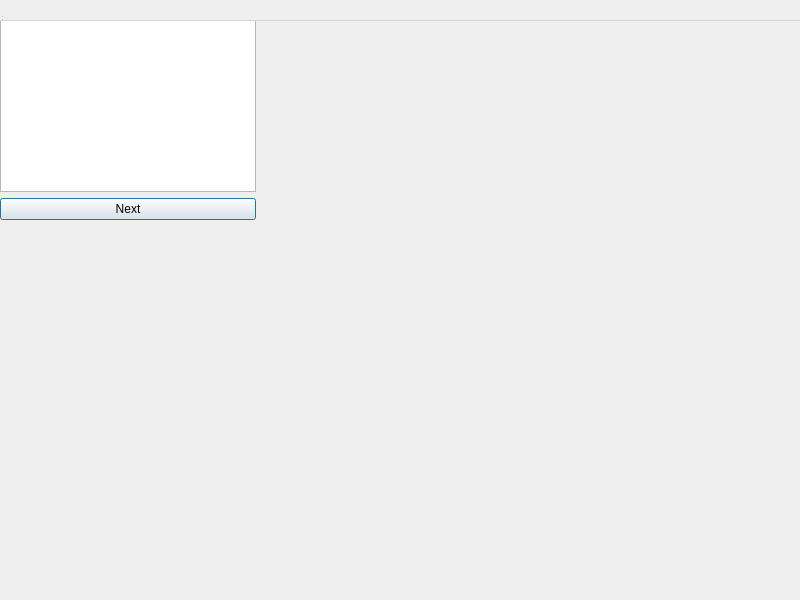
Above: gui/GraphicsFrame/AlgorithmVisualizer/dijkstrawindow.ui from ethancfung/Sorting-Pathfinding-Algorithm-Visualizer before the change. Below: the same form after it.
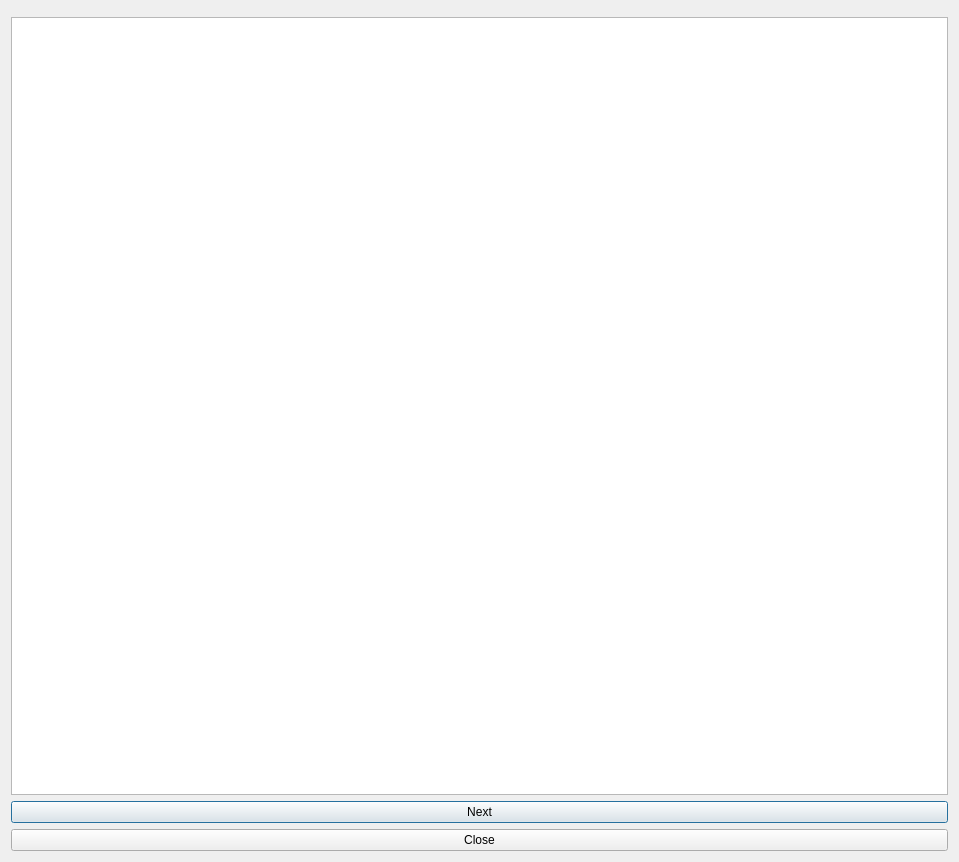
That is the form after the change.

```diff
--- a/gui/GraphicsFrame/AlgorithmVisualizer/dijkstrawindow.ui
+++ b/gui/GraphicsFrame/AlgorithmVisualizer/dijkstrawindow.ui
@@ -5,38 +5,45 @@
    <rect>
     <x>0</x>
     <y>0</y>
-    <width>800</width>
-    <height>600</height>
+    <width>959</width>
+    <height>862</height>
    </rect>
   </property>
+  <property name="minimumSize">
+   <size>
+    <width>700</width>
+    <height>700</height>
+   </size>
+  </property>
   <property name="windowTitle">
    <string>MainWindow</string>
   </property>
-  <widget class="QWidget" name="centralwidget">
+  <layout class="QVBoxLayout" name="verticalLayout">
+   <item>
+    <widget class="QMenuBar" name="menubar"/>
+   </item>
+   <item>
    <layout class="QGridLayout" name="gridLayout">
     <item row="0" column="0">
      <widget class="QGraphicsView" name="graphicsView"/>
     </item>
-    <item row="1" column="0">
+     <item row="2" column="0">
      <widget class="QPushButton" name="nextButton">
       <property name="text">
        <string>Next</string>
       </property>
      </widget>
     </item>
-   </layout>
-  </widget>
-  <widget class="QMenuBar" name="menubar">
-   <property name="geometry">
-    <rect>
-     <x>0</x>
-     <y>0</y>
-     <width>800</width>
-     <height>21</height>
-    </rect>
-   </property>
-  </widget>
-  <widget class="QStatusBar" name="statusbar"/>
+     <item row="3" column="0">
+      <widget class="QPushButton" name="pushButton">
+       <property name="text">
+        <string>Close</string>
+       </property>
+      </widget>
+     </item>
+    </layout>
+   </item>
+  </layout>
  </widget>
  <resources/>
  <connections/>
```
Left out of the diff: 20 changed lines with no effect on the pictures. Lines whose indentation alone changed are shown as unchanged.
